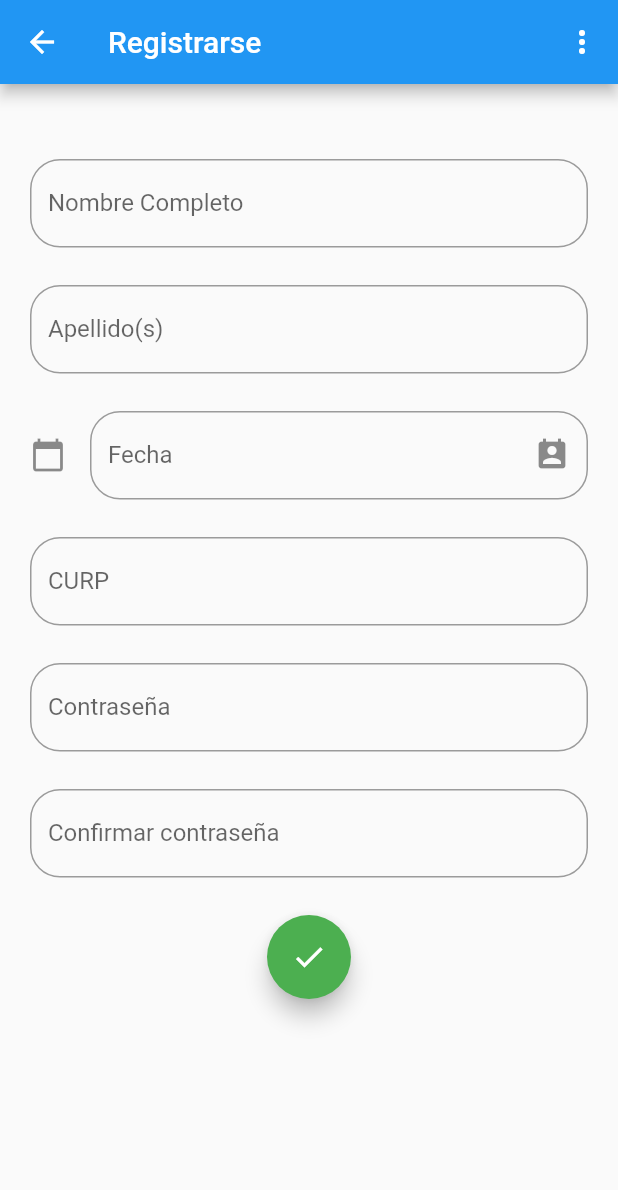
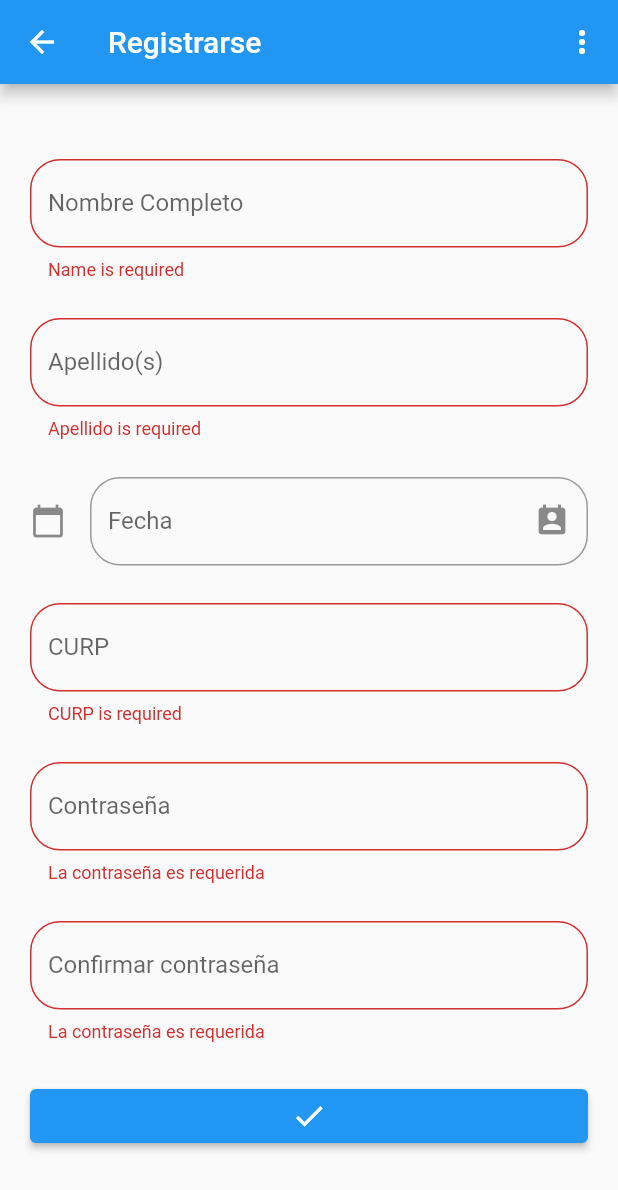
Before and after one commit to ffernando-cg/iOS-Fieras, a Flutter app: the RegisterPage screen opened by its route, after a tap on the "check" icon, on a phone screen of 412 x 824 dp. Shown: the top 1190 px of the screen. Run offline on Flutter 3.47's test engine with Material 2 defaults, Android fonts, the phone set to English and light mode, and no system bars; our stand-ins replace cloud_firestore, firebase_auth, firebase_core, google_maps_flutter; missing offline and left inert: flutter_search_bar; accounts and stored records are empty.

Commit message:
Push Registro avanzado y correcion de bugs

```diff
--- a/lib/src/pages/register_page.dart
+++ b/lib/src/pages/register_page.dart
@@ -1,5 +1,7 @@
+import 'package:cloud_firestore/cloud_firestore.dart';
 import 'package:flutter/material.dart';
-
+import 'package:firebase_auth/firebase_auth.dart';
+import 'package:intl/intl.dart';
 
 class RegisterPage extends StatefulWidget{
   @override
@@ -7,21 +9,26 @@ class RegisterPage extends StatefulWidget{
 }
 
 class _RegisterPage extends State<RegisterPage> {
-  String _nomcom, _apellidos, _sexo, _curp, _pass, _conpass, _fecha;
+  String _nomcom, _apellidos, _curp, _pass, _conpass, _fecha;
+  FirebaseAuth auth = FirebaseAuth.instance;
+  FirebaseFirestore _firestore = FirebaseFirestore.instance;
+
+  final _formKeyRegister = GlobalKey<FormState>();
+
+  bool isCurpError=false, isPassError=false, isConfirmPassError=false;
   int _value = 1;
 
   TextEditingController _inputFieldDateController = new TextEditingController();
 
   @override
   Widget build(BuildContext context) {
-    var padding;
     return Scaffold(
         appBar: AppBar(
           title: Text('Registrarse'),
           actions: <Widget>[
             IconButton(
               icon: const Icon(Icons.more_vert),
-              tooltip: 'Preguntas?',
+              tooltip: 'Dudas? Seguimos',
               onPressed: () {
                 ScaffoldMessenger.of(context).showSnackBar(
                     const SnackBar(content: Text('Todos los datos pedidos son para su seguirdad y evitar acciones fraudulentas')));
@@ -29,7 +36,9 @@ class _RegisterPage extends State<RegisterPage> {
           ),
           ],
         ),
-        body: Container(
+        body: Form(
+          key: _formKeyRegister,
+          child: Container(
             margin: const EdgeInsets.only(top: 20.0, left: 20.0, right: 20.0),
             child: ListView(children: <Widget>[
               Container(
@@ -73,43 +82,28 @@ class _RegisterPage extends State<RegisterPage> {
                       padding: EdgeInsets.only(bottom: 25.0),
                       child:_crearFecha(this.context),
                     ),
-
-                    // DROPDOWN PARA EL SEXO PREGUNTAR AL EQUIPO AL RESPECTO
-                   /* DropdownButton(
-                        value: _value,
-                        items: [
-                          DropdownMenuItem(
-                            child: Text("Mujer"),
-                            value: 1,
-                          ),
-                          DropdownMenuItem(
-                            child: Text("Hombre"),
-                            value: 2,
-                          ),
-                          DropdownMenuItem(
-                            child: Text("Otro"),
-                            value: 3,
-                          )
-                        ],
-                        onChanged: (value) {
-                          setState(() {
-                            _value = value;
-                          });
-                        }),*/
                     Padding(
                       padding: EdgeInsets.only(bottom: 25.0),
                       child:TextFormField(
+                      textCapitalization: TextCapitalization.characters,
                       decoration: InputDecoration(
                         border:  OutlineInputBorder(
                             borderRadius: BorderRadius.all(Radius.circular(20.0),),
                           ),
                         labelText: 'CURP',
                       ),
-                      validator: (String val) {
-                        if (val.trim().isEmpty) {
-                          return ('CURP is required');
+                      validator: (String val){
+                        if(isCurpError){
+                          return('El curp proporcionado no existe');
                         }
-                        _curp = val.trim();
+                        if(val.trim().isEmpty){
+                          return('CURP is required');
+                        }
+                        if( val.trim().length <=17 )
+                          return ('El CURP proporcionado esta incompleto');
+                        if(val.trim().length >= 19)
+                          return('El CURP es demasiado largo');
+                        _curp = '${val.trim()}@fieras.com';
                       },
                     ),
                     ),
@@ -125,10 +119,17 @@ class _RegisterPage extends State<RegisterPage> {
                           ),
                         labelText: 'Contraseña',
                       ),
-                      validator: (String val) {
-                        if (val.trim().isEmpty) {
-                          return ('Password is required');
+                      validator: (String val){
+                          if(isPassError){
+                            return('La contraseña proporcionada es incorrecta');
                           }
+                          if(val.trim().isEmpty){
+                            return('La contraseña es requerida');
+                          }
+                          if(val.trim().length <= 5 )
+                          return('La contraseña es muy corta');
+
+
                           _pass = val.trim();
                         },
                     ),
@@ -142,29 +143,56 @@ class _RegisterPage extends State<RegisterPage> {
                       decoration: InputDecoration(
                         border:  OutlineInputBorder(
                             borderRadius: BorderRadius.all(Radius.circular(20.0),),
-
                           ),
                         labelText: 'Confirmar contraseña',
                       ),
-                      validator: (String val) {
-                        if (val.trim().isEmpty) {
-                          return ('Password is required');
+                     /* onChanged: (String val){
+                        setState(() {
+                          _conpass = val.trim();
+                        });
+                      },*/
+                      validator: (String val){
+                          if(isConfirmPassError){
+                            return('La contraseñas no coinciden');
                           }
+                          if(val.trim().isEmpty){
+                            return('La contraseña es requerida');
+                          }
+                          if(val.trim().length <= 5 )
+                          return('La contraseña es muy corta');
+
+
                           _conpass = val.trim();
                         },
                     ),
                     )
                   ])),
-                    FloatingActionButton(
-              onPressed: () {
-                // Add your onPressed code here!
+                    ElevatedButton(
+                      onPressed: (){
+                        if(_conpass != _pass){
+                          isConfirmPassError=true;
+                        }
+
+                        if(_formKeyRegister.currentState.validate()){
+                          _tryRegister(_curp, _pass, context);
+                        }else{
+                          AlertDialog(
+                            title: const Text('AlertDialog Title'),
+                            content: SingleChildScrollView(
+                              child: ListBody(
+                                children: const <Widget>[
+                                  Text('This is a demo alert dialog.'),
+                                  Text('Would you like to approve of this message?'),
+                                ],
+                              ),
+                            ),
+                          );
+                        }
               },
               child: const Icon(Icons.check),
-              backgroundColor: Colors.green,
             ),
-            ])));
+            ]))));
   }
-
 
  Widget _crearFecha(BuildContext context) {
 
@@ -197,40 +225,47 @@ class _RegisterPage extends State<RegisterPage> {
 
       if(picked != null){
         setState(() {
-          _fecha = '$picked.day / $picked.month / $picked.year';
+          _fecha = DateFormat('dd/MM/yyyy').format(picked).toString();
+          _inputFieldDateController.text = _fecha.toString();
         });
       }
   }
 
+  Widget _tryRegister(String curp, String pass, BuildContext context) {
+    auth.createUserWithEmailAndPassword(email: curp, password: pass).then(
+          (cred) {
 
+            _firestore.collection('usuariosLeon').doc(cred.user.uid).set({
+                'nombre': _nomcom,
+                'apellidos': _apellidos,
+                'fechnam': _fecha
+            });
 
+            return AlertDialog(
+              title: const Text('Usuario creado'),
+              content: const Text('Usuario creado correctamente, ahora puede iniciar sesión'),
+              actions: <Widget>[
+                TextButton(
+                  onPressed: () => Navigator.pop(context, '/'),
+                  child: const Text('OK'),
+                ),
+              ],
+            );
           }
-
-validate(String curp, String password, BuildContext context) {
-  //TODO Send to API the props to verify with database
-  //
+        ).catchError((e){
+          switch (e.message) {
+                case 'There is no user record corresponding to this identifier. The user may have been deleted.':
+                  isCurpError=true;
+                  _formKeyRegister.currentState.validate();
+                  break;
+                case 'The password is invalid or the user does not have a password.':
+                  isPassError=true;
+                  _formKeyRegister.currentState.validate();
+                  break;
+                default:
+                  print('Case ${e.message} is not yet implemented');
               }
-
-Color getColorForTextBttn(Set<MaterialState> states) {
-  const Set<MaterialState> interactiveStates = <MaterialState>{
-    MaterialState.pressed,
-    MaterialState.hovered,
-    MaterialState.focused,
-  };
-  if (states.any(interactiveStates.contains)) {
-    return Colors.orangeAccent;
+        });
+        return null;
   }
-  return Colors.blue[100];
 }
-
-Color getColorForElevatedButton(Set<MaterialState> states) {
-  const Set<MaterialState> interactiveStates = <MaterialState>{
-    MaterialState.pressed,
-    MaterialState.hovered,
-    MaterialState.focused,
-  };
-  if (states.any(interactiveStates.contains)) {
-    return Colors.blue;
-  }
-  return Colors.orange[300];
-}
--- a/pubspec.yaml
+++ b/pubspec.yaml
@@ -33,6 +33,7 @@ dependencies:
   # The following adds the Cupertino Icons font to your application.
   # Use with the CupertinoIcons class for iOS style icons.
   cupertino_icons: ^1.0.0
+  cloud_firestore: ^2.2.0
 
 
 
```
Also changed, not shown: lib/src/pages/login_page.dart (+0 -10 lines), pubspec.lock. Lines whose indentation alone changed are shown as unchanged.
